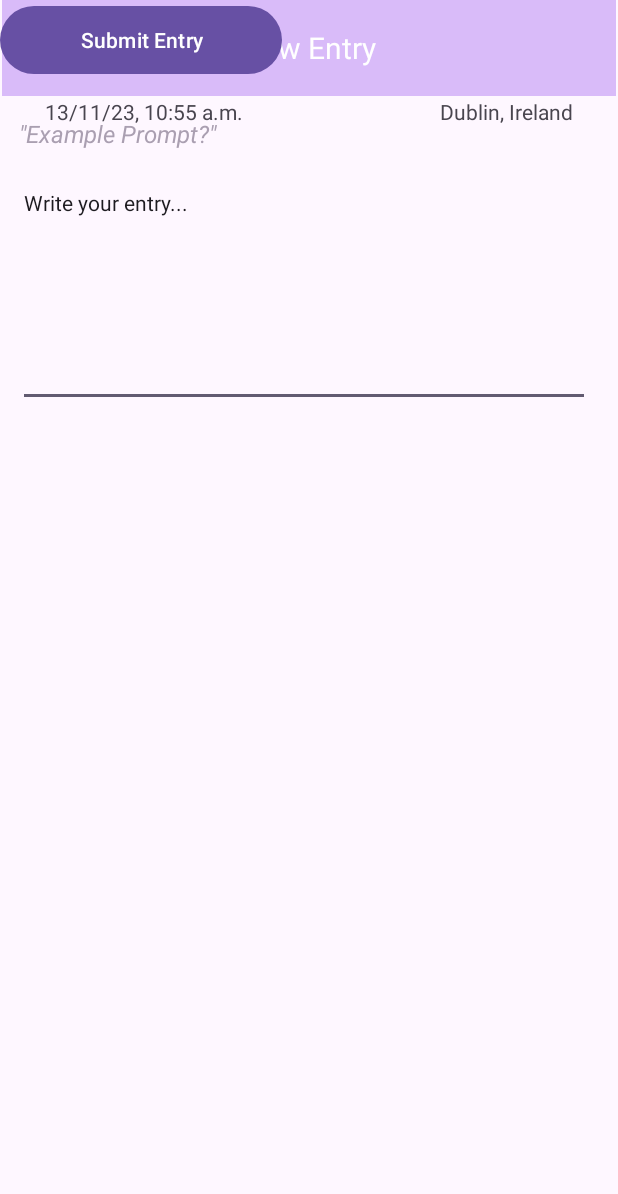
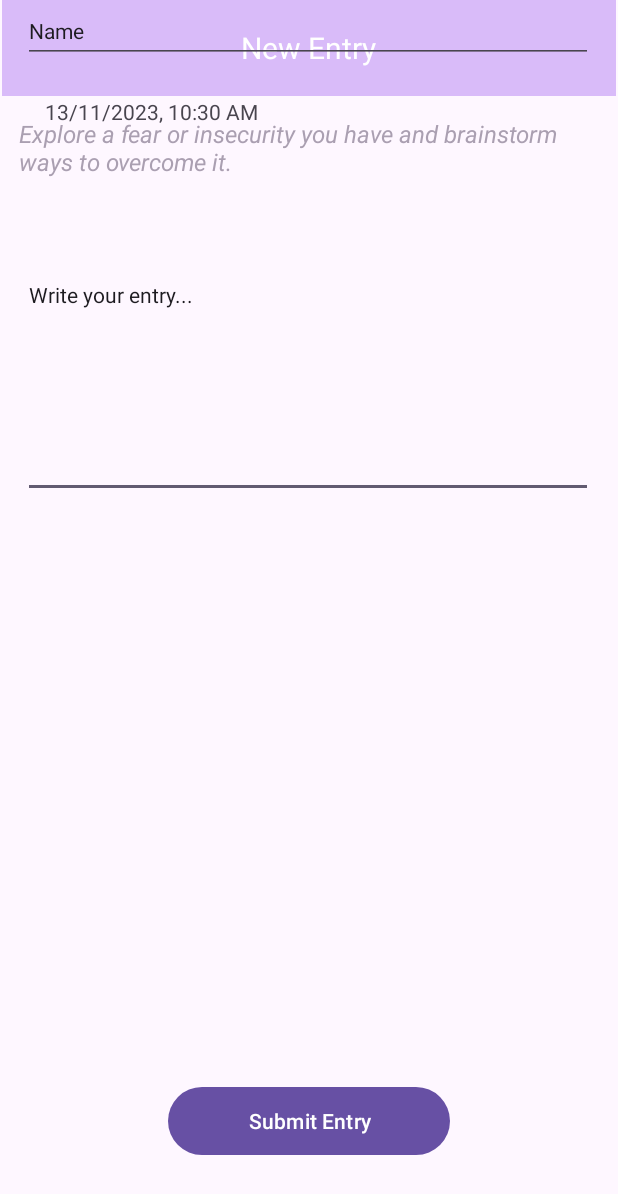
Before and after one commit to CallumOB/journalling-app, an Android app: the NewEntryActivity screen opened directly, with no data from a screen before it, on a phone screen of 412 x 824 dp. Shown: the top 1194 px of the screen. Run offline under Robolectric (Android 15) with nearby library versions, the phone set to English and light mode, and no system bars; our stand-ins replace Room's generated code.

Commit message:
code for inserting entry into db

```diff
--- a/app/src/main/java/com/example/journallingapp/Entry.java
+++ b/app/src/main/java/com/example/journallingapp/Entry.java
@@ -8,6 +8,7 @@ public class Entry {
     @PrimaryKey (autoGenerate = true)
     private int id;
     private String name;
+    private String contents;
     private String prompt;
     private String location;
     private String date;
@@ -19,6 +20,10 @@ public class Entry {
     public void setName(String entry_name) {
         this.name = entry_name;
     }
+
+    public String getContents() {return contents;}
+
+    public void setContents(String contents) {this.contents = contents;}
 
     public String getPrompt() {
         return prompt;
--- a/app/src/main/java/com/example/journallingapp/NewEntryActivity.java
+++ b/app/src/main/java/com/example/journallingapp/NewEntryActivity.java
@@ -3,6 +3,7 @@ package com.example.journallingapp;
 import androidx.annotation.NonNull;
 import androidx.appcompat.app.AppCompatActivity;
 import androidx.core.app.ActivityCompat;
+import androidx.room.Room;
 
 import android.Manifest;
 import android.app.AlertDialog;
@@ -10,6 +11,8 @@ import android.app.Dialog;
 import android.content.Context;
 import android.content.DialogInterface;
 import android.content.pm.PackageManager;
+import android.database.SQLException;
+import android.database.sqlite.SQLiteConstraintException;
 import android.location.Address;
 import android.location.Geocoder;
 import android.location.Location;
@@ -19,6 +22,7 @@ import android.view.View;
 import android.widget.Button;
 import android.widget.EditText;
 import android.widget.TextView;
+import android.widget.Toast;
 
 import java.io.IOException;
 import java.text.SimpleDateFormat;
@@ -26,15 +30,20 @@ import java.util.Calendar;
 import java.util.Date;
 import java.util.List;
 import java.util.Locale;
+import java.util.Random;
 
 public class NewEntryActivity extends AppCompatActivity {
 
+    private EntryDao entry_dao;
     private TextView prompt;
     private TextView date;
     private TextView location;
+    private EditText name;
     private EditText contents;
     private Button submit;
-    int LOCATION_PERMISSION_CODE = 1;
+    private int LOCATION_PERMISSION_CODE = 1;
+    private String[] prompt_array;
+    private Random random_prompt = new Random();
 
     @Override
     protected void onCreate(Bundle savedInstanceState) {
@@ -44,13 +53,53 @@ public class NewEntryActivity extends AppCompatActivity {
         prompt = findViewById(R.id.newEntryPrompt);
         date = findViewById(R.id.newEntryDate);
         location = findViewById(R.id.newEntryLocation);
+        name = findViewById(R.id.newEntryTitle);
         contents = findViewById(R.id.newEntryText);
         submit = findViewById(R.id.newEntrySubmit);
+        prompt_array = getResources().getStringArray(R.array.journal_prompts);
+
+        entry_dao = Room.databaseBuilder(this, EntryDatabase.class, "entry-db")
+                .allowMainThreadQueries()
+                .build()
+                .getEntryDao();
+
+        // displays a random journalling prompt from the array in string.xml
+        prompt.setText(prompt_array[random_prompt.nextInt(20)]);
+        date.setText(getSystemTime());
+        location.setText(getSystemLocation());
 
         submit.setOnClickListener(new View.OnClickListener() {
             @Override
             public void onClick(View v) {
+                String entry_name = name.getText().toString();
+                String entry_contents = contents.getText().toString();
+                String entry_prompt = prompt.getText().toString();
+                String entry_location = location.getText().toString();
+                String entry_date = date.getText().toString();
 
+                if (entry_name.length() == 0 ||
+                    entry_contents.length() == 0 ||
+                    entry_prompt.length() == 0 ||
+                    entry_location == null ||
+                    entry_date.length() == 0) {
+                    Toast.makeText(NewEntryActivity.this, "Please enter all details and ensure location permissions have been granted.", Toast.LENGTH_LONG).show();
+                    return;
+                }
+
+                Entry new_entry = new Entry();
+                new_entry.setName(entry_name);
+                new_entry.setContents(entry_contents);
+                new_entry.setPrompt(entry_prompt);
+                new_entry.setLocation(entry_location);
+                new_entry.setDate(entry_date);
+
+                try {
+                    entry_dao.insert(new_entry);
+                    setResult(RESULT_OK);
+                    finish();
+                } catch (SQLException e) {
+                    e.printStackTrace();
+                }
             }
         });
     }
@@ -63,7 +112,7 @@ public class NewEntryActivity extends AppCompatActivity {
         return date_format.format(current_date);
     }
 
-    private String getSystemLocation(Context context, String location_name) {
+    private String getSystemLocation() {
         /* Code referenced from a few places.
         Getting Longitude and Latitude:
         - https://www.tutorialspoint.com/how-to-get-current-location-latitude-and-longitude-in-android
--- a/app/src/main/res/layout/new_entry.xml
+++ b/app/src/main/res/layout/new_entry.xml
@@ -43,9 +43,10 @@
 
     <EditText
         android:id="@+id/newEntryText"
-        android:layout_width="381dp"
-        android:layout_height="271dp"
+        android:layout_width="380dp"
+        android:layout_height="270dp"
         android:layout_marginStart="12dp"
+        android:layout_marginTop="20dp"
         android:layout_marginEnd="12dp"
         android:ems="10"
         android:inputType="text"
@@ -54,9 +55,9 @@
         android:textAlignment="textStart"
         android:textSize="14sp"
         app:layout_constraintEnd_toEndOf="parent"
-        app:layout_constraintHorizontal_bias="0.0"
+        app:layout_constraintHorizontal_bias="0.428"
         app:layout_constraintStart_toStartOf="parent"
-        tools:layout_editor_absoluteY="211dp" />
+        app:layout_constraintTop_toBottomOf="@+id/newEntryTitle" />
 
     <TextView
         android:id="@+id/newEntryDate"
@@ -66,7 +67,7 @@
         android:layout_marginTop="20dp"
         android:layout_marginBottom="20dp"
         android:text="13/11/23, 10:55 a.m."
-        app:layout_constraintBottom_toTopOf="@+id/newEntryText"
+        app:layout_constraintBottom_toTopOf="@+id/newEntryTitle"
         app:layout_constraintStart_toStartOf="parent"
         app:layout_constraintTop_toBottomOf="@+id/newEntryPrompt" />
 
@@ -78,7 +79,7 @@
         android:layout_marginEnd="30dp"
         android:layout_marginBottom="20dp"
         android:text="Dublin, Ireland"
-        app:layout_constraintBottom_toTopOf="@+id/newEntryText"
+        app:layout_constraintBottom_toTopOf="@+id/newEntryTitle"
         app:layout_constraintEnd_toEndOf="parent"
         app:layout_constraintTop_toBottomOf="@+id/newEntryPrompt" />
 
@@ -86,8 +87,27 @@
         android:id="@+id/newEntrySubmit"
         android:layout_width="188dp"
         android:layout_height="53dp"
+        android:layout_marginStart="110dp"
+        android:layout_marginEnd="110dp"
+        android:layout_marginBottom="50dp"
         android:text="Submit Entry"
-        tools:layout_editor_absoluteX="111dp"
-        tools:layout_editor_absoluteY="629dp" />
+        app:layout_constraintBottom_toBottomOf="parent"
+        app:layout_constraintEnd_toEndOf="parent"
+        app:layout_constraintStart_toStartOf="parent" />
+
+    <EditText
+        android:id="@+id/newEntryTitle"
+        android:layout_width="380dp"
+        android:layout_height="42dp"
+        android:layout_marginStart="12dp"
+        android:layout_marginEnd="12dp"
+        android:ems="10"
+        android:inputType="text"
+        android:text="Name"
+        android:textSize="14sp"
+        app:layout_constraintEnd_toEndOf="parent"
+        app:layout_constraintHorizontal_bias="0.428"
+        app:layout_constraintStart_toStartOf="parent"
+        tools:layout_editor_absoluteY="232dp" />
 
 </androidx.constraintlayout.widget.ConstraintLayout>
```
